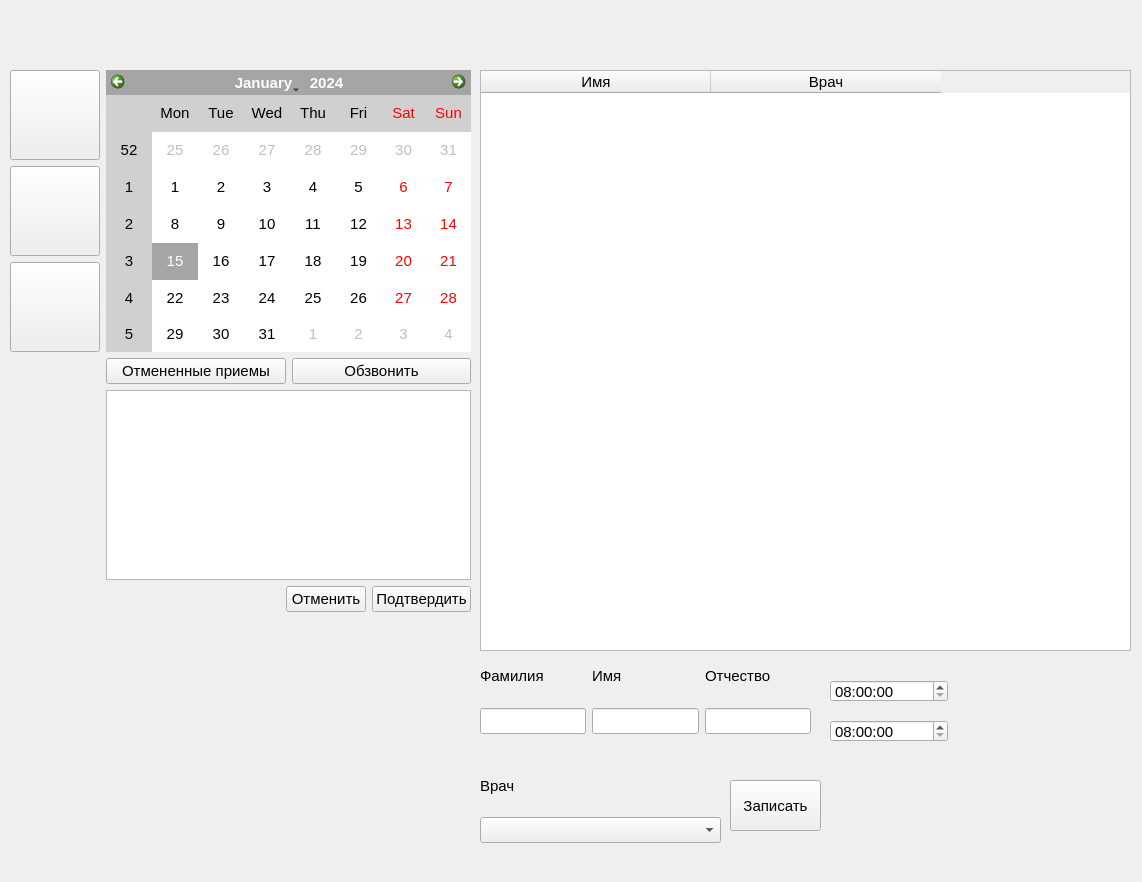
First picture: the form in ui/main.ui, repository flexyw1be/DentalProject, before the edit.
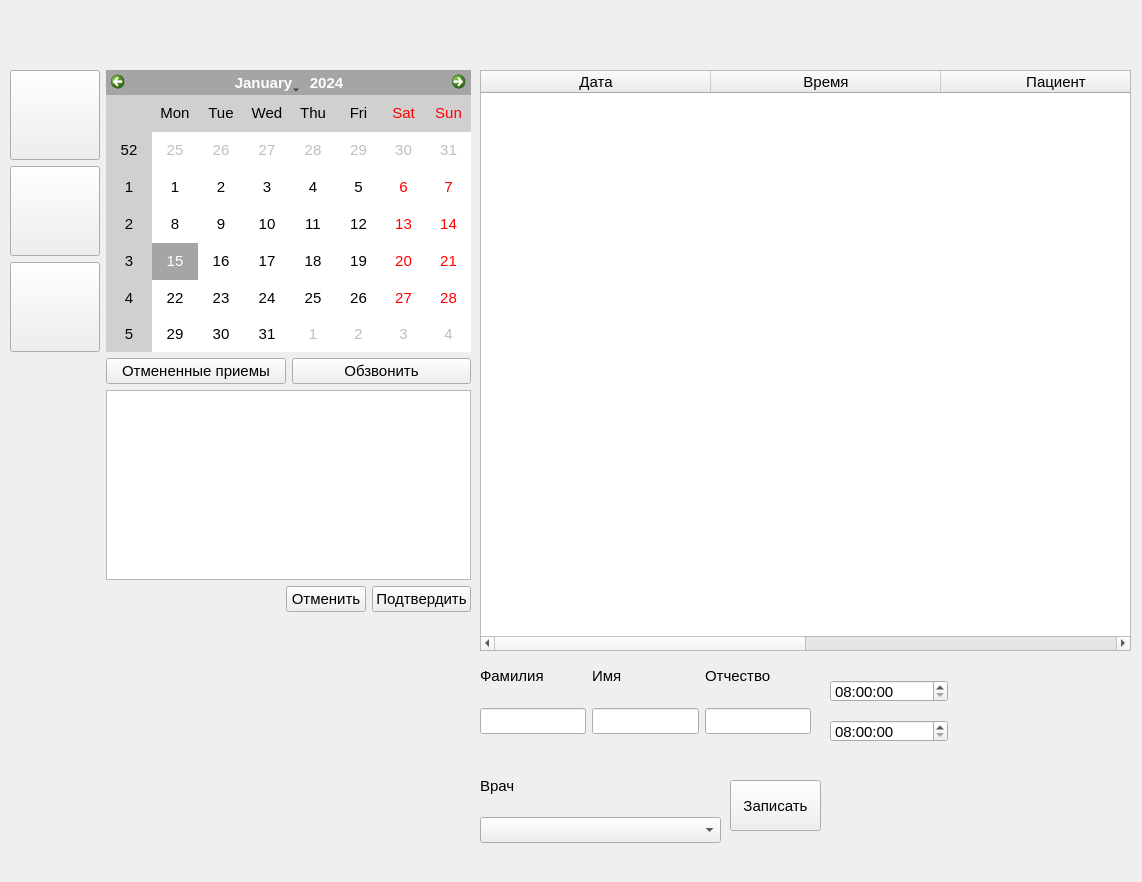
Second picture: the form after the edit.

Commit message: table_widget and sorting notes

Patch:
```diff
--- a/ui/main.ui
+++ b/ui/main.ui
@@ -63,14 +63,24 @@
         <number>0</number>
        </property>
        <property name="columnCount">
-        <number>2</number>
+        <number>4</number>
        </property>
        <attribute name="horizontalHeaderDefaultSectionSize">
         <number>230</number>
        </attribute>
        <column>
         <property name="text">
-         <string>Имя</string>
+         <string>Дата</string>
+        </property>
+       </column>
+       <column>
+        <property name="text">
+         <string>Время</string>
+        </property>
+       </column>
+       <column>
+        <property name="text">
+         <string>Пациент</string>
         </property>
        </column>
        <column>
```
Left out of the diff: 2 changed lines with no effect on the pictures. The commit also changes 2 other files.
